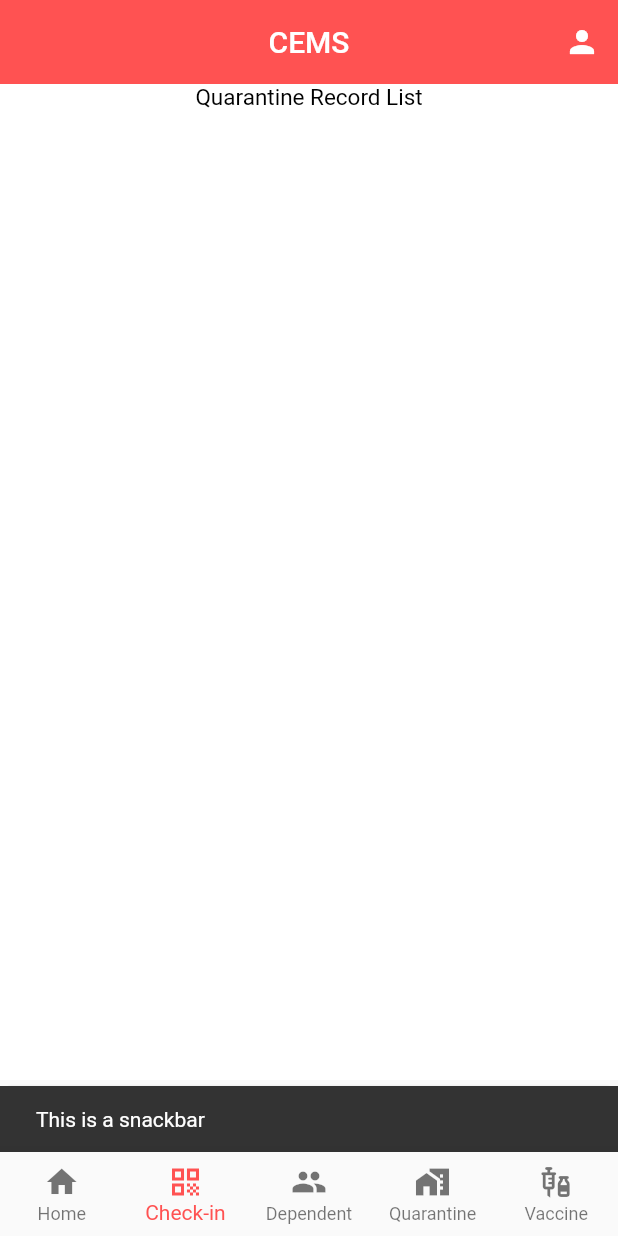
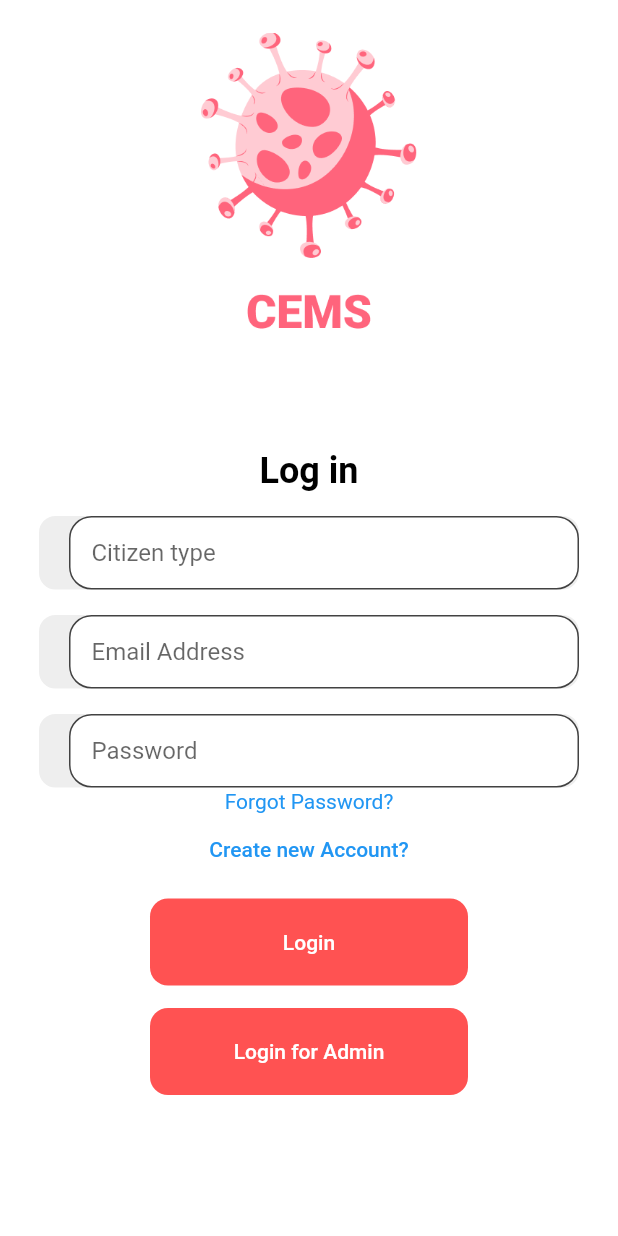
Before and after one commit to nickFanyx/cems, a Flutter app: the screen it shows after launch, item 2 of the bottom bar chosen, after a tap on the "person" icon, on a phone screen of 412 x 824 dp. Run offline on Flutter 3.47's test engine with Material 2 defaults, Android fonts, the light colour scheme and no system bars; our stand-ins replace animated_splash_screen, cloud_firestore, firebase_core, page_transition; accounts and stored records are empty; Roboto replaces fonts that are missing (Poppins).

Commit message:
Ubah main n home

```diff
--- /dev/null
+++ b/lib/BLoC layer/Login/UserBloc/user_login_menu_bloc.dart
@@ -0,0 +1 @@
+// TODO Implement this library.
--- /dev/null
+++ b/lib/Interface layer/Login/UserView/user_login_menu_ui.dart
@@ -0,0 +1,206 @@
+import 'package:cems/BLoC%20layer/Login/UserBloc/user_login_menu_bloc.dart';
+import 'package:cems/Interface%20layer/Login/AdminView/admin_login_menu_ui.dart';
+import 'package:cems/Interface%20layer/Registration/UserView/registration_menu_ui.dart';
+import 'package:cems/home.dart';
+import 'package:cems/theme.dart';
+import 'package:flutter/material.dart';
+import 'package:page_transition/page_transition.dart';
+
+class User_Login extends StatefulWidget {
+  const User_Login({Key? key}) : super(key: key);
+
+  @override
+  State<User_Login> createState() => _User_Login();
+
+}
+
+class _User_Login extends State<User_Login> {
+    @override
+    Widget build(BuildContext context) {
+      return Scaffold(
+
+        body:SafeArea(
+        child: Center(
+          child: Column(
+          children: [
+
+         Image(
+          image: AssetImage('assets/images/cemsicon.png'),
+          width: 250,
+          height: 250,
+          ),
+
+         //Log In
+         SizedBox(height: 50),
+         Text(
+          'Log in',
+          style: TextStyle(
+            fontWeight: FontWeight.bold,
+            fontSize: 24,
+
+          ),
+         ),
+
+          SizedBox(height: 15),
+
+        //Citizen type
+        Padding(
+          padding: const EdgeInsets.symmetric(horizontal: 25.0),
+          child: Container(
+            decoration: BoxDecoration(
+              color: Colors.grey[200],
+              border: Border.all(color: Colors.white),
+              borderRadius: BorderRadius.circular(12)
+            ),
+            child: Padding(
+              padding: const EdgeInsets.only(left: 20.0),
+              child: TextField(
+                decoration: InputDecoration(
+                  border: InputBorder.none,
+                  hintText: 'Citizen type'
+                ),
+              ),
+            ),
+          ),
+        ),
+
+        SizedBox(height: 15),
+
+        //Email
+        Padding(
+          padding: const EdgeInsets.symmetric(horizontal: 25.0),
+          child: Container(
+              decoration: BoxDecoration(
+              color: Colors.grey[200],
+              border: Border.all(color: Colors.white),
+              borderRadius: BorderRadius.circular(12)
+
+            ),
+            child: Padding(
+              padding: const EdgeInsets.only(left: 20.0),
+              child: TextField(
+                decoration: InputDecoration(
+                  border: InputBorder.none,
+                  hintText: 'Email Address'
+                ),
+              ),
+            ),
+          ),
+        ),
+
+        SizedBox(height: 15),
+
+        //password
+        Padding(
+          padding: const EdgeInsets.symmetric(horizontal: 25.0),
+          child: Container(
+            decoration: BoxDecoration(
+              color: Colors.grey[200],
+              border: Border.all(color: Colors.white),
+              borderRadius: BorderRadius.circular(12)
+            ),
+            child: Padding(
+              padding: const EdgeInsets.only(left: 20.0),
+              child: TextField(
+                obscureText: true,
+                decoration: InputDecoration(
+                  border: InputBorder.none,
+                  hintText: 'Password'
+                ),
+              ),
+            ),
+          ),
+        ),
+
+        //forgot password
+        Row(
+          mainAxisAlignment: MainAxisAlignment.center,
+          children: [
+            Text(
+              'Forgot Password?',
+
+              style: TextStyle(
+                color: Colors.blue,
+
+              ),
+              ),
+          ],
+        ),
+
+        TextButton(
+          style: TextButton.styleFrom(
+          primary: Colors.blue,
+        ),
+        onPressed: () {
+          Navigator.push(
+              context,
+              MaterialPageRoute(builder: (context) => Registration())
+              );
+        },
+        child: Text('Create new Account?'),
+        ),
+
+        SizedBox(height: 9),
+
+        //Login Button
+        Padding(
+          padding: const EdgeInsets.symmetric(horizontal: 100.0),
+          child: Container(
+            width: 1000,
+            padding: EdgeInsets.all(5),
+            decoration: BoxDecoration(
+              color: Colors.redAccent,
+              borderRadius: BorderRadius.circular(12)
+              ),
+            child: TextButton(
+            style: TextButton.styleFrom(
+            primary: Colors.white,
+            ),
+            onPressed: () {
+              Navigator.push(
+              context,
+              MaterialPageRoute(builder: (context) => Home())
+              );
+            },
+            child: Text(
+              'Login'
+              ),
+            ),
+          ),
+        ),
+
+        SizedBox(height: 15),
+
+        //Login Button for admin
+        Padding(
+          padding: const EdgeInsets.symmetric(horizontal: 100.0),
+          child: Container(
+            width: 1000,
+            padding: EdgeInsets.all(5),
+            decoration: BoxDecoration(
+              color: Colors.redAccent,
+              borderRadius: BorderRadius.circular(12)
+              ),
+            child: TextButton(
+            style: TextButton.styleFrom(
+            primary: Colors.white,
+            ),
+            onPressed: () {
+              Navigator.push(
+              context,
+              MaterialPageRoute(builder: (context) => Admin_Login())
+              );
+            },
+            child: Text(
+              'Login for Admin'
+              ),
+            ),
+          ),
+        ),
+
+        ],)
+        ),
+        ),
+      );
+    }
+  }
--- a/lib/home.dart
+++ b/lib/home.dart
@@ -1,3 +1,4 @@
+import 'package:cems/Interface%20layer/Login/UserView/user_login_menu_ui.dart';
 import 'package:cems/Interface%20layer/Quarantine/AdminView/manage_quar_rec_ui.dart';
 import 'package:cems/Interface%20layer/Quarantine/UserView/manage_quar_rec_ui.dart';
 import 'package:flutter/material.dart';
@@ -34,10 +35,11 @@
         actions: <Widget>[
           IconButton(
             icon: const Icon(Icons.person),
-            tooltip: 'Show Snackbar',
             onPressed: () {
-              ScaffoldMessenger.of(context).showSnackBar(
-                  const SnackBar(content: Text('This is a snackbar')));
+              Navigator.push(
+              context,
+              MaterialPageRoute(builder: (context) => User_Login()),
+              );
             },
           ),
         ],
--- a/lib/main.dart
+++ b/lib/main.dart
@@ -1,9 +1,14 @@
+import 'package:cems/Interface%20layer/Login/AdminView/admin_login_menu_ui.dart';
+import 'package:cems/Interface%20layer/Login/UserView/user_login_menu_ui.dart';
+import 'package:cems/Interface%20layer/Login/UserView/user_login_menu_ui.dart';
+import 'package:cems/Interface%20layer/Registration/UserView/registration_menu_ui.dart';
 import 'package:cems/home.dart';
 import 'package:cems/theme.dart';
 import 'package:flutter/material.dart';
 import 'package:animated_splash_screen/animated_splash_screen.dart';
 import 'package:page_transition/page_transition.dart';
 import 'package:firebase_core/firebase_core.dart';
+
 
 Future main() async {
   WidgetsFlutterBinding.ensureInitialized();
```
Also changed, not shown: lib/Interface layer/Login/AdminView/admin_login_menu_ui.dart (added, +137 -0 lines), lib/Interface layer/Registration/UserView/registration_menu_ui.dart (added, +186 -0 lines), lib/BLoC layer/Login/AdminBloc/admin_login_menu_bloc.dart (added), lib/BLoC layer/Registration/UserBloc/registration_bloc.dart (added), lib/Interface layer/Dependant/UserView/add_dependent_ui.dart (added), lib/Interface layer/Dependant/UserView/delete_dependent_ui.dart (added), lib/Interface layer/Dependant/UserView/dependent_menu_ui.dart (added), lib/Interface layer/Dependant/UserView/edit_dependent_ui.dart (added), lib/Interface layer/Registration/UserView/forget_password_ui.dart (added), lib/Interface layer/UserProfile/UserView/add_profile_ui.dart (added), lib/Interface layer/UserProfile/UserView/edit_profile_ui.dart (added), lib/Interface layer/UserProfile/UserView/profile_menu_ui.dart (added).
